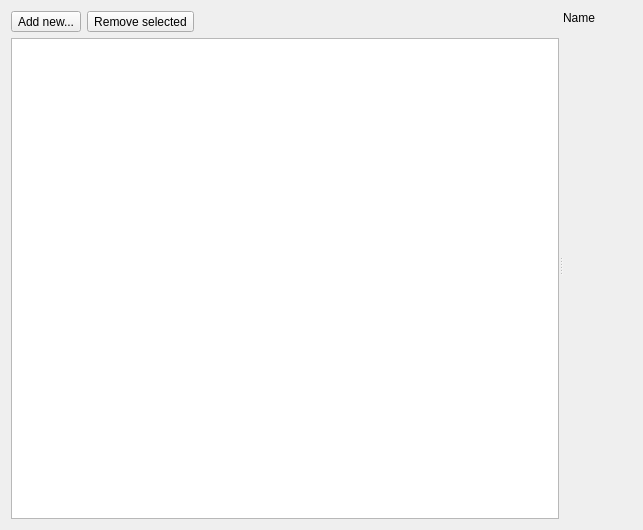
The window that shell/launchconfigurationdialog.ui (KDE/kdevelop) describes before a commit, drawn with Qt 5.
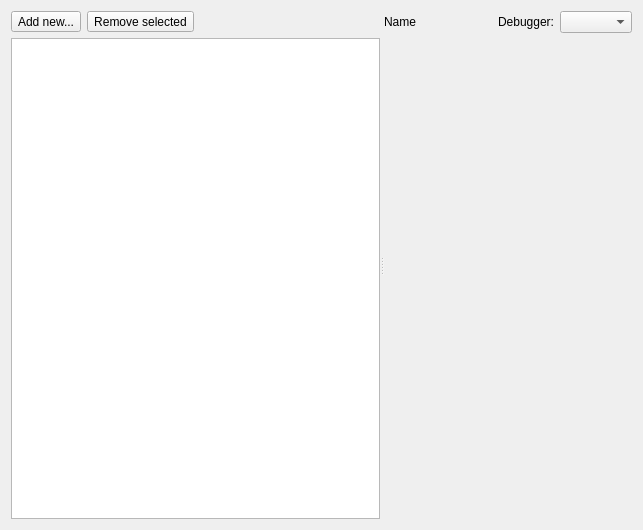
The same window after the commit. The open tabs and pages were chosen to show the change.

Commit message:
Bring back some feature we missed after the last launch configuration dialog rewrite
Make it possible to change the launch mode of the currently displayed
launch type.
Adds a combo box to change those.

Patch:
```diff
--- a/shell/launchconfigurationdialog.ui
+++ b/shell/launchconfigurationdialog.ui
@@ -10,13 +10,13 @@
     <height>530</height>
    </rect>
   </property>
-  <layout class="QHBoxLayout" name="horizontalLayout">
+  <layout class="QVBoxLayout" name="verticalLayout">
    <item>
     <widget class="QSplitter" name="splitter">
      <property name="orientation">
       <enum>Qt::Horizontal</enum>
      </property>
-     <widget class="QWidget" name="">
+     <widget class="QWidget" name="layoutWidget">
       <layout class="QGridLayout" name="gridLayout">
        <item row="1" column="0" colspan="3">
         <widget class="QTreeView" name="tree">
@@ -73,9 +73,38 @@
       </layout>
      </widget>
      <widget class="QWidget" name="">
-      <layout class="QVBoxLayout" name="verticalLayout" stretch="0,0">
-       <item>
+      <layout class="QGridLayout" name="gridLayout_2">
+       <item row="0" column="1">
+        <widget class="QLabel" name="debugLabel">
+         <property name="sizePolicy">
+          <sizepolicy hsizetype="Maximum" vsizetype="Preferred">
+           <horstretch>0</horstretch>
+           <verstretch>0</verstretch>
+          </sizepolicy>
+         </property>
+         <property name="text">
+          <string>Debugger:</string>
+         </property>
+        </widget>
+       </item>
+       <item row="0" column="2">
+        <widget class="QComboBox" name="debugger">
+         <property name="sizePolicy">
+          <sizepolicy hsizetype="Maximum" vsizetype="Fixed">
+           <horstretch>0</horstretch>
+           <verstretch>0</verstretch>
+          </sizepolicy>
+         </property>
+        </widget>
+       </item>
+       <item row="0" column="0">
         <widget class="QLabel" name="configName">
+         <property name="sizePolicy">
+          <sizepolicy hsizetype="Expanding" vsizetype="Preferred">
+           <horstretch>0</horstretch>
+           <verstretch>0</verstretch>
+          </sizepolicy>
+         </property>
          <property name="lineWidth">
           <number>1</number>
          </property>
@@ -84,7 +113,7 @@
          </property>
         </widget>
        </item>
-       <item>
+       <item row="1" column="0" colspan="3">
         <widget class="QStackedWidget" name="stack">
          <property name="sizePolicy">
           <sizepolicy hsizetype="Expanding" vsizetype="Expanding">
```
Left out of the diff: 6 changed lines with no effect on the pictures. The commit also changes 2 other files.
